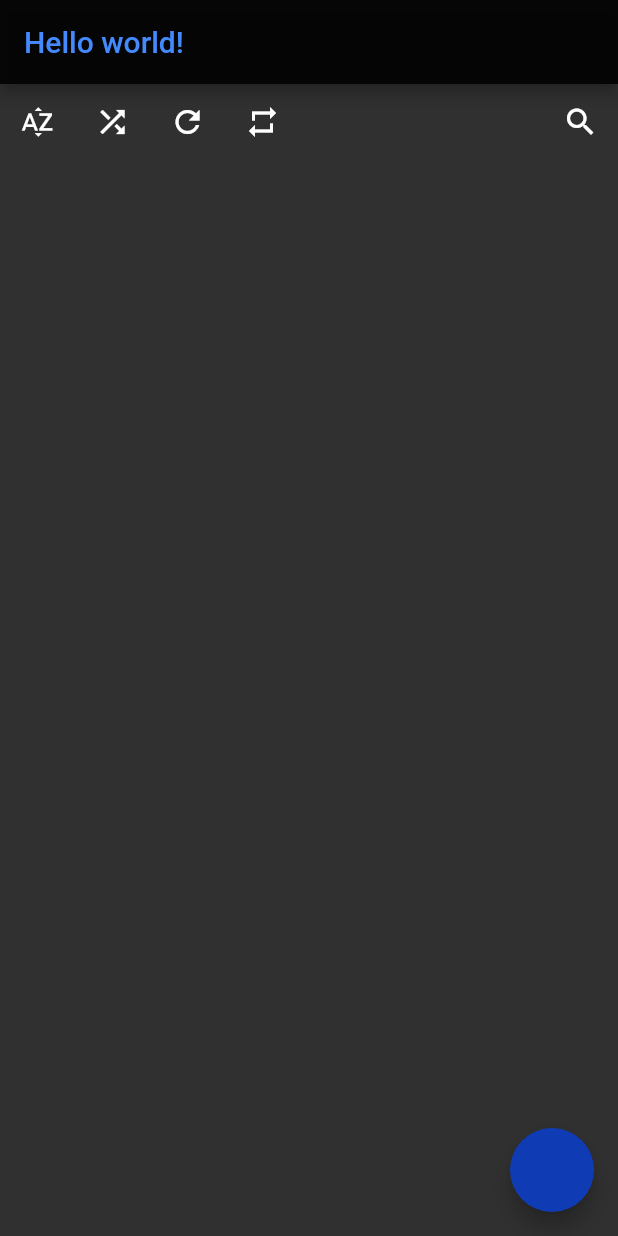
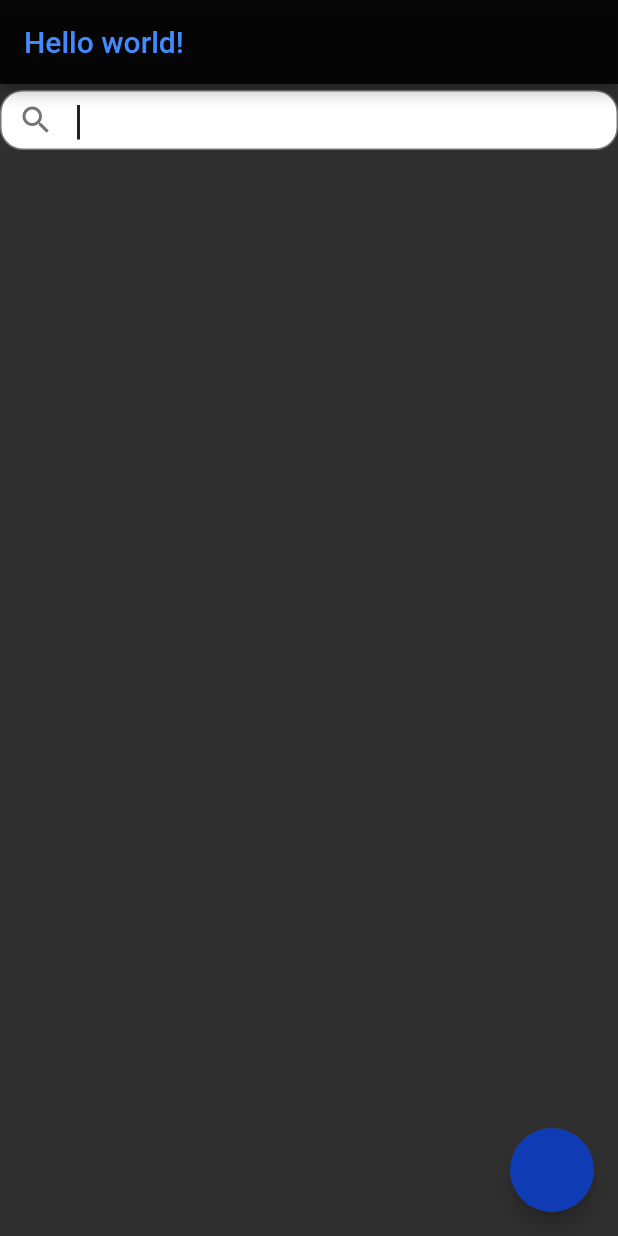
Before and after one commit to RKest/musk, a Flutter app: the screen it shows after launch, after a tap on the "search" icon, on a phone screen of 412 x 824 dp. Run offline on Flutter 3.47's test engine with Material 2 defaults, Android fonts, the phone set to English and light mode, and no system bars; our stand-ins replace audioplayers, get_it, image_picker, rxdart; missing offline and left inert: network_info_plus.

Commit message:
visual side of the search bar

```diff
--- a/lib/main.dart
+++ b/lib/main.dart
@@ -4,6 +4,7 @@ import 'dart:typed_data';
 
 import 'package:flutter/material.dart';
 import 'package:audioplayers/audioplayers.dart';
+import 'package:flutter/widgets.dart';
 import 'package:get_it/get_it.dart';
 import 'package:image_picker/image_picker.dart';
 import 'utils.dart';
@@ -103,7 +104,9 @@ class TrackListControls extends StatelessWidget {
 
   @override
   Widget build(BuildContext context) {
-    return Row(
+    return Stack(
+      children: [
+        Row(
           children: [
             TrackListControl(
               controlIcon: const Icon(Icons.sort_by_alpha),
@@ -135,16 +138,10 @@ class TrackListControls extends StatelessWidget {
               },
               stream: repeatIconIdentity.stream$,
             ),
-        Expanded(
-          child: Container(
-            constraints: const BoxConstraints(maxWidth: 50.0),
-            alignment: Alignment.centerRight,
-            child: TrackListControl(
-              controlIcon: const Icon(Icons.search),
-              controlsCallback: (){},
+          ],
         ),
-          ),
-        ),
+        const Align(
+            alignment: Alignment.centerLeft, child: TrackListSearchBar())
       ],
     );
   }
@@ -605,6 +602,93 @@ class _TagChangePanelState extends State<TagChangePanel> {
   }
 }
 
+class TrackListSearchBar extends StatefulWidget with PreferredSizeWidget {
+  const TrackListSearchBar({Key? key}) : super(key: key);
+
+  @override
+  State<TrackListSearchBar> createState() => TrackListSearchBarState();
+
+  @override
+  Size get preferredSize => const Size.fromHeight(50.0);
+}
+
+class TrackListSearchBarState extends State<TrackListSearchBar> {
+  bool isOpen = false;
+  final animationDuration = const Duration(milliseconds: 100);
+  final GlobalKey _formKey = GlobalKey();
+  late FocusNode textFieldFocusNode;
+  toggleIsOpen() async {
+    setState(() => isOpen = !isOpen);
+    await Future.delayed(animationDuration);
+    if(isOpen){
+      textFieldFocusNode.requestFocus();
+    } else {
+      textFieldFocusNode.unfocus();
+    }
+  }
+  setCurrSearchValue(String s) => currSearchValue = s;
+  String currSearchValue = "";
+
+  @override
+  void initState() {
+    super.initState();
+    textFieldFocusNode = FocusNode();
+  }
+
+  @override
+  Widget build(BuildContext context) {
+    final searchBarWidth = MediaQuery.of(context).size.width;
+    return Stack(
+      alignment: Alignment.centerLeft,
+      children: [
+        AnimatedContainer(
+          alignment: Alignment.centerRight,
+          width: isOpen ? searchBarWidth : 0,
+          transform: Matrix4.translationValues(isOpen ? 0 : searchBarWidth, 0, 0),
+          duration: animationDuration,
+          height: 40.0,
+          decoration: BoxDecoration(
+            color: Colors.white,
+            borderRadius: BorderRadius.circular(15.0),
+            border: Border.all(
+              width: 1,
+              color: Colors.grey[600]!,
+            ),
+          ),
+          child: TextField(
+            key: _formKey,
+            focusNode: textFieldFocusNode,
+            onEditingComplete: toggleIsOpen,
+            textInputAction: TextInputAction.search,
+            onChanged: setCurrSearchValue,
+            style: const TextStyle(
+              color: Colors.black87,
+              fontSize: 20,
+            ),
+            decoration: const InputDecoration(
+              contentPadding: EdgeInsets.only(bottom: 8.0),
+              prefixIcon: Icon(Icons.search, color: Color.fromARGB(0, 1, 1, 1)),
+              prefixIconConstraints: BoxConstraints(minWidth: 50.0),
+              border: InputBorder.none,
+            ),
+          ),
+        ),
+        AnimatedPadding(
+          padding: isOpen
+              ? EdgeInsets.zero
+              : EdgeInsets.only(left: searchBarWidth - 50.0),
+          duration: animationDuration,
+          child: IconButton(
+            color: isOpen ? Colors.grey[600]! : null,
+            onPressed: toggleIsOpen,
+            icon: const Icon(Icons.search),
+          ),
+        ),
+      ],
+    );
+  }
+}
+
 void deleteAll() async {
   List<FileSystemEntity> ents = await Utils.scanDir(await Utils.getFilePath);
   for (FileSystemEntity ent in ents) {
@@ -679,9 +763,10 @@ void changePage(
   ).then((_) => cb());
 }
 
-bool matchesSearchTerm(String searchTerm, Tag tag){
-  final bool matchesTitle = tag.title.contains(searchTerm);
-  final bool matchesAlbum = tag.album.contains(searchTerm);
-  final bool matchesAuthor = tag.artist.contains(searchTerm);
+bool matchesSearchTerm(String searchTerm, Tag tag) {
+  searchTerm = searchTerm.toLowerCase();
+  final bool matchesTitle = tag.title.toLowerCase().contains(searchTerm);
+  final bool matchesAlbum = tag.album.toLowerCase().contains(searchTerm);
+  final bool matchesAuthor = tag.artist.toLowerCase().contains(searchTerm);
   return matchesTitle || matchesAlbum || matchesAuthor;
 }
```
Lines whose indentation alone changed are shown as unchanged.
